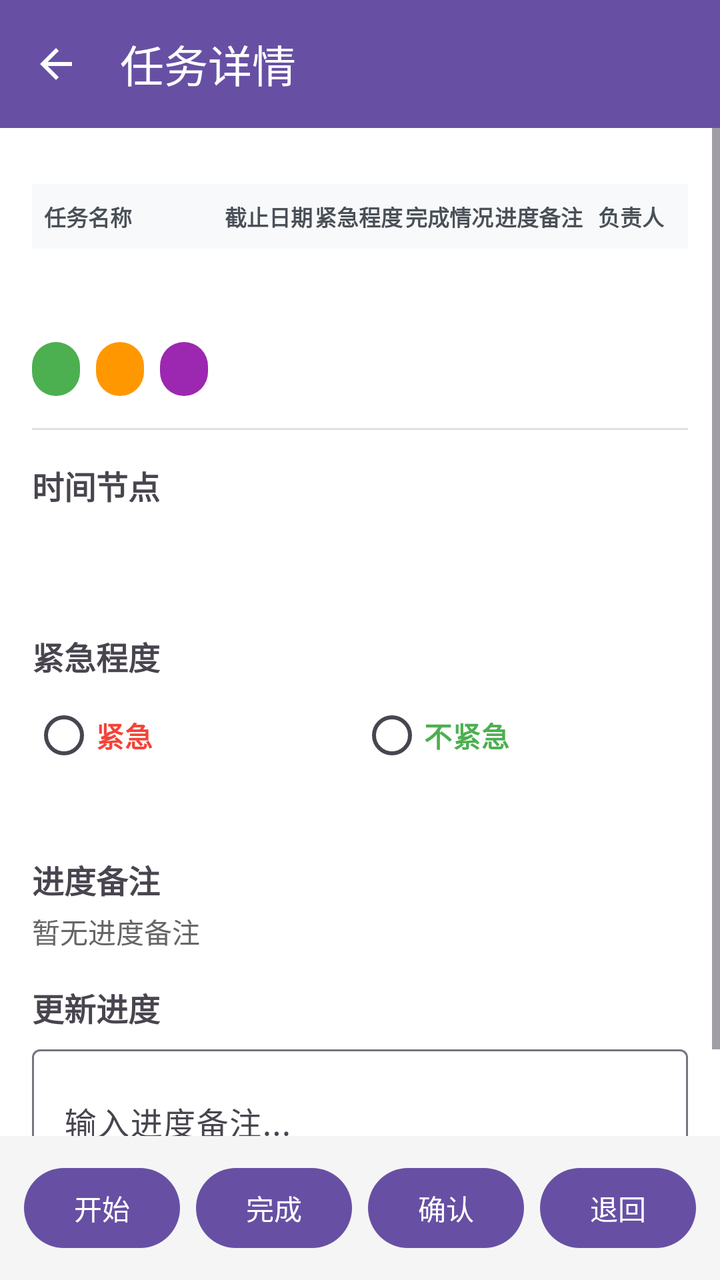
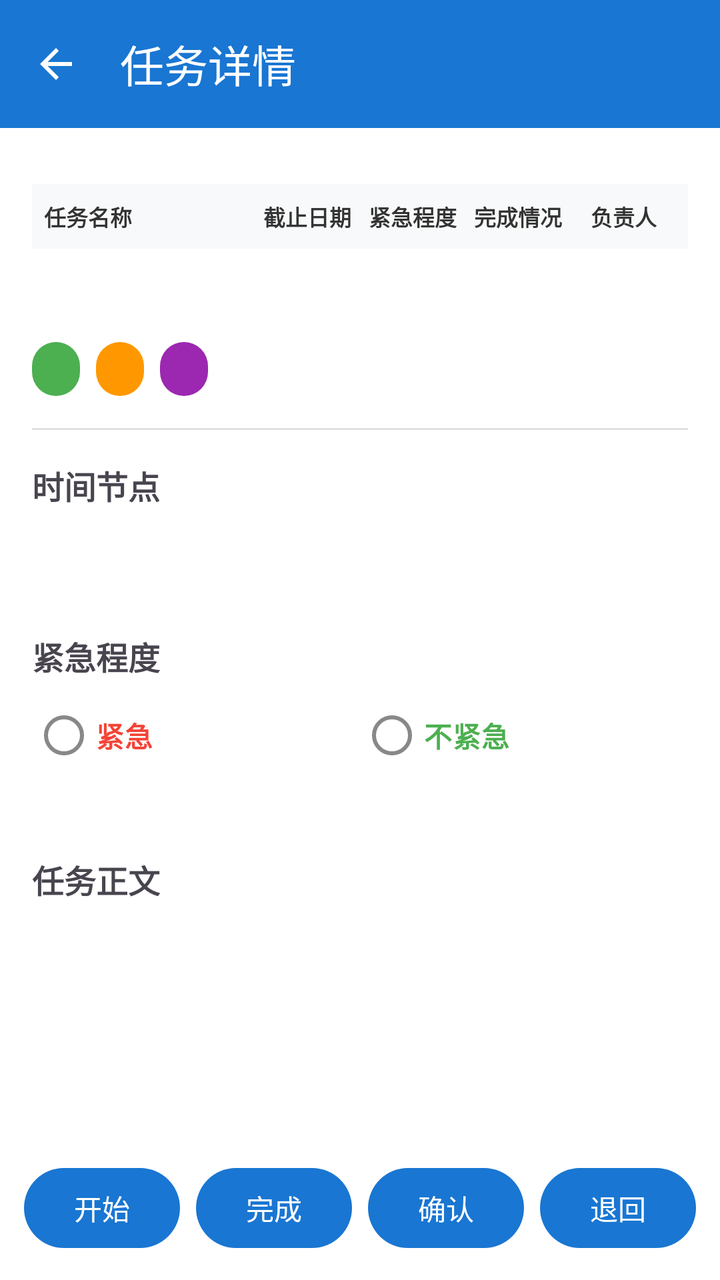

An Android layout rendered at two revisions. The XML below is the earlier revision; the diff shows what the commit changed to produce the second picture.
<!-- AndroidManifest.xml: application theme Theme.Project_Pandora -->
<!-- res/layout/activity_task_detail.xml -->
<?xml version="1.0" encoding="utf-8"?>
<layout xmlns:android="http://schemas.android.com/apk/res/android"
    xmlns:app="http://schemas.android.com/apk/res-auto">

    <data>

    </data>

    <androidx.constraintlayout.widget.ConstraintLayout
        android:layout_width="match_parent"
        android:layout_height="match_parent"
        android:background="@android:color/white">

        <com.google.android.material.appbar.MaterialToolbar
            android:id="@+id/toolbar"
            android:layout_width="match_parent"
            android:layout_height="wrap_content"
            android:background="?attr/colorPrimary"
            app:title="任务详情"
            app:titleTextColor="@android:color/white"
            app:navigationIcon="@drawable/ic_back"
            app:layout_constraintTop_toTopOf="parent" />

        <ScrollView
            android:layout_width="match_parent"
            android:layout_height="0dp"
            app:layout_constraintTop_toBottomOf="@id/toolbar"
            app:layout_constraintBottom_toTopOf="@id/bottomLayout">

            <LinearLayout
                android:layout_width="match_parent"
                android:layout_height="wrap_content"
                android:orientation="vertical"
                android:padding="16dp">

                <LinearLayout
                    android:layout_width="match_parent"
                    android:layout_height="wrap_content"
                    android:orientation="horizontal"
                    android:background="#f8f9fa"
                    android:paddingHorizontal="6dp"
                    android:paddingVertical="8dp"
                    android:weightSum="7"
                    android:layout_marginTop="12dp">

                    <TextView
                        android:layout_width="0dp"
                        android:layout_height="wrap_content"
                        android:layout_weight="2"
                        android:text="任务名称"
                        android:textSize="11sp"
                        android:textStyle="bold"
                        android:textColor="#495057" />

                    <TextView
                        android:layout_width="0dp"
                        android:layout_height="wrap_content"
                        android:layout_weight="1"
                        android:text="截止日期"
                        android:textSize="11sp"
                        android:textStyle="bold"
                        android:textColor="#495057"
                        android:gravity="center" />

                    <TextView
                        android:layout_width="0dp"
                        android:layout_height="wrap_content"
                        android:layout_weight="1"
                        android:text="紧急程度"
                        android:textSize="11sp"
                        android:textStyle="bold"
                        android:textColor="#495057"
                        android:gravity="center" />

                    <TextView
                        android:layout_width="0dp"
                        android:layout_height="wrap_content"
                        android:layout_weight="1"
                        android:text="完成情况"
                        android:textSize="11sp"
                        android:textStyle="bold"
                        android:textColor="#495057"
                        android:gravity="center" />

                    <TextView
                        android:layout_width="0dp"
                        android:layout_height="wrap_content"
                        android:layout_weight="1"
                        android:text="进度备注"
                        android:textSize="11sp"
                        android:textStyle="bold"
                        android:textColor="#495057" />

                    <TextView
                        android:layout_width="0dp"
                        android:layout_height="wrap_content"
                        android:layout_weight="1"
                        android:text="负责人"
                        android:textSize="11sp"
                        android:textStyle="bold"
                        android:textColor="#495057"
                        android:gravity="center" />

                </LinearLayout>

                <LinearLayout
                    android:layout_width="match_parent"
                    android:layout_height="wrap_content"
                    android:orientation="horizontal"
                    android:paddingHorizontal="6dp"
                    android:paddingVertical="8dp"
                    android:weightSum="7">

                    <TextView
                        android:id="@+id/textTaskName"
                        android:layout_width="0dp"
                        android:layout_height="wrap_content"
                        android:layout_weight="2"
                        android:textSize="13sp"
                        android:textStyle="bold"
                        android:textColor="#212529"
                        android:maxLines="2"
                        android:ellipsize="end" />

                    <TextView
                        android:id="@+id/textSummaryDeadline"
                        android:layout_width="0dp"
                        android:layout_height="wrap_content"
                        android:layout_weight="1"
                        android:textSize="11sp"
                        android:textColor="#6c757d"
                        android:gravity="center"
                        android:maxLines="1"
                        android:ellipsize="end" />

                    <TextView
                        android:id="@+id/textSummaryUrgency"
                        android:layout_width="0dp"
                        android:layout_height="wrap_content"
                        android:layout_weight="1"
                        android:textSize="11sp"
                        android:gravity="center"
                        android:textColor="@android:color/white"
                        android:paddingHorizontal="4dp"
                        android:paddingVertical="2dp" />

                    <TextView
                        android:id="@+id/textSummaryCompletion"
                        android:layout_width="0dp"
                        android:layout_height="wrap_content"
                        android:layout_weight="1"
                        android:textSize="11sp"
                        android:gravity="center"
                        android:textColor="@android:color/white"
                        android:paddingHorizontal="4dp"
                        android:paddingVertical="2dp" />

                    <TextView
                        android:id="@+id/textSummaryProgress"
                        android:layout_width="0dp"
                        android:layout_height="wrap_content"
                        android:layout_weight="1"
                        android:textSize="11sp"
                        android:textColor="#6c757d"
                        android:maxLines="2"
                        android:ellipsize="end" />

                    <TextView
                        android:id="@+id/textSummaryAssignee"
                        android:layout_width="0dp"
                        android:layout_height="wrap_content"
                        android:layout_weight="1"
                        android:textSize="10sp"
                        android:textColor="#6c757d"
                        android:gravity="center"
                        android:maxLines="2"
                        android:ellipsize="end" />

                </LinearLayout>


                <LinearLayout
                    android:layout_width="match_parent"
                    android:layout_height="wrap_content"
                    android:orientation="horizontal"
                    android:layout_marginTop="12dp">

                    <TextView
                        android:id="@+id/textStatus"
                        android:layout_width="wrap_content"
                        android:layout_height="wrap_content"
                        android:paddingHorizontal="12dp"
                        android:paddingVertical="4dp"
                        android:textSize="14sp"
                        android:background="@drawable/bg_status_tag"
                        android:textColor="@android:color/white" />

                    <TextView
                        android:id="@+id/textPriority"
                        android:layout_width="wrap_content"
                        android:layout_height="wrap_content"
                        android:layout_marginStart="8dp"
                        android:paddingHorizontal="12dp"
                        android:paddingVertical="4dp"
                        android:textSize="14sp"
                        android:background="@drawable/bg_priority_tag"
                        android:textColor="@android:color/white" />

                    <TextView
                        android:id="@+id/textQuadrant"
                        android:layout_width="wrap_content"
                        android:layout_height="wrap_content"
                        android:layout_marginStart="8dp"
                        android:paddingHorizontal="12dp"
                        android:paddingVertical="4dp"
                        android:textSize="14sp"
                        android:background="@drawable/bg_quadrant_tag"
                        android:textColor="@android:color/white" />

                </LinearLayout>

                <View
                    android:layout_width="match_parent"
                    android:layout_height="1dp"
                    android:layout_marginTop="16dp"
                    android:background="#E0E0E0" />

                <TextView
                    android:layout_width="wrap_content"
                    android:layout_height="wrap_content"
                    android:layout_marginTop="16dp"
                    android:text="时间节点"
                    android:textStyle="bold"
                    android:textSize="16sp" />

                <TextView
                    android:id="@+id/textStartTime"
                    android:layout_width="match_parent"
                    android:layout_height="wrap_content"
                    android:layout_marginTop="4dp"
                    android:textSize="14sp"
                    android:textColor="#666666" />

                <TextView
                    android:id="@+id/textEndTime"
                    android:layout_width="match_parent"
                    android:layout_height="wrap_content"
                    android:layout_marginTop="4dp"
                    android:textSize="14sp"
                    android:textColor="#666666" />

                <TextView
                    android:layout_width="wrap_content"
                    android:layout_height="wrap_content"
                    android:layout_marginTop="16dp"
                    android:text="紧急程度"
                    android:textStyle="bold"
                    android:textSize="16sp" />

                <RadioGroup
                    android:id="@+id/radioGroupUrgency"
                    android:layout_width="match_parent"
                    android:layout_height="wrap_content"
                    android:orientation="horizontal"
                    android:layout_marginTop="4dp">

                    <RadioButton
                        android:id="@+id/radioUrgencyUrgent"
                        android:layout_width="0dp"
                        android:layout_height="wrap_content"
                        android:layout_weight="1"
                        android:text="紧急"
                        android:textSize="14sp"
                        android:textColor="#F44336"
                        android:textStyle="bold"
                        android:paddingVertical="8dp" />

                    <RadioButton
                        android:id="@+id/radioUrgencyNotUrgent"
                        android:layout_width="0dp"
                        android:layout_height="wrap_content"
                        android:layout_weight="1"
                        android:text="不紧急"
                        android:textSize="14sp"
                        android:textColor="#4CAF50"
                        android:textStyle="bold"
                        android:paddingVertical="8dp" />

                </RadioGroup>

                <TextView
                    android:id="@+id/textUrgencyHint"
                    android:layout_width="match_parent"
                    android:layout_height="wrap_content"
                    android:layout_marginTop="4dp"
                    android:textSize="12sp"
                    android:textColor="#888888" />

                <TextView
                    android:layout_width="wrap_content"
                    android:layout_height="wrap_content"
                    android:layout_marginTop="16dp"
                    android:text="进度备注"
                    android:textStyle="bold"
                    android:textSize="16sp" />

                <TextView
                    android:id="@+id/textProgressNote"
                    android:layout_width="match_parent"
                    android:layout_height="wrap_content"
                    android:layout_marginTop="4dp"
                    android:textSize="14sp"
                    android:textColor="#666666"
                    android:text="暂无进度备注" />

                <TextView
                    android:layout_width="wrap_content"
                    android:layout_height="wrap_content"
                    android:layout_marginTop="16dp"
                    android:text="更新进度"
                    android:textStyle="bold"
                    android:textSize="16sp" />

                <com.google.android.material.textfield.TextInputLayout
                    android:layout_width="match_parent"
                    android:layout_height="wrap_content"
                    android:layout_marginTop="4dp"
                    app:boxStrokeWidth="1dp">

                    <com.google.android.material.textfield.TextInputEditText
                        android:id="@+id/editProgressNote"
                        android:layout_width="match_parent"
                        android:layout_height="wrap_content"
                        android:hint="输入进度备注..."
                        android:inputType="textMultiLine"
                        android:minLines="2" />

                </com.google.android.material.textfield.TextInputLayout>

            </LinearLayout>

        </ScrollView>

        <LinearLayout
            android:id="@+id/bottomLayout"
            android:layout_width="match_parent"
            android:layout_height="wrap_content"
            android:orientation="horizontal"
            android:padding="8dp"
            android:background="#F5F5F5"
            app:layout_constraintBottom_toBottomOf="parent">

            <com.google.android.material.button.MaterialButton
                android:id="@+id/btnStart"
                android:layout_width="0dp"
                android:layout_height="wrap_content"
                android:layout_weight="1"
                android:layout_margin="4dp"
                android:text="开始"
                android:textSize="14sp" />

            <com.google.android.material.button.MaterialButton
                android:id="@+id/btnComplete"
                android:layout_width="0dp"
                android:layout_height="wrap_content"
                android:layout_weight="1"
                android:layout_margin="4dp"
                android:text="完成"
                android:textSize="14sp" />

            <com.google.android.material.button.MaterialButton
                android:id="@+id/btnConfirm"
                android:layout_width="0dp"
                android:layout_height="wrap_content"
                android:layout_weight="1"
                android:layout_margin="4dp"
                android:text="确认"
                android:textSize="14sp" />

            <com.google.android.material.button.MaterialButton
                android:id="@+id/btnReject"
                android:layout_width="0dp"
                android:layout_height="wrap_content"
                android:layout_weight="1"
                android:layout_margin="4dp"
                android:text="退回"
                android:textSize="14sp" />

            <com.google.android.material.button.MaterialButton
                android:id="@+id/btnDelete"
                android:layout_width="0dp"
                android:layout_height="wrap_content"
                android:layout_weight="1"
                android:layout_margin="4dp"
                android:text="删除"
                android:textSize="14sp"
                android:backgroundTint="#F44336"
                android:visibility="gone" />

        </LinearLayout>

        <ProgressBar
            android:id="@+id/progressBar"
            android:layout_width="wrap_content"
            android:layout_height="wrap_content"
            android:visibility="gone"
            app:layout_constraintTop_toTopOf="parent"
            app:layout_constraintBottom_toBottomOf="parent"
            app:layout_constraintStart_toStartOf="parent"
            app:layout_constraintEnd_toEndOf="parent" />

    </androidx.constraintlayout.widget.ConstraintLayout>
</layout>
<!-- resources referenced by this layout -->
<resources>
  <!-- drawable bg_priority_tag (drawable) -->
  <?xml version="1.0" encoding="utf-8"?>
  <shape xmlns:android="http://schemas.android.com/apk/res/android"
      android:shape="rectangle">
      <solid android:color="#FF9800" />
      <corners android:radius="12dp" />
  </shape>
  <!-- drawable bg_quadrant_tag (drawable) -->
  <?xml version="1.0" encoding="utf-8"?>
  <shape xmlns:android="http://schemas.android.com/apk/res/android"
      android:shape="rectangle">
      <solid android:color="#9C27B0" />
      <corners android:radius="12dp" />
  </shape>
  <!-- drawable bg_status_tag (drawable) -->
  <?xml version="1.0" encoding="utf-8"?>
  <shape xmlns:android="http://schemas.android.com/apk/res/android"
      android:shape="rectangle">
      <solid android:color="#4CAF50" />
      <corners android:radius="12dp" />
  </shape>
  <!-- drawable ic_back (drawable) -->
  <vector xmlns:android="http://schemas.android.com/apk/res/android"
      android:width="24dp"
      android:height="24dp"
      android:viewportWidth="24"
      android:viewportHeight="24"
      android:tint="?attr/colorOnPrimary">
      <path
          android:fillColor="@android:color/white"
          android:pathData="M20,11H7.83l5.59,-5.59L12,4l-8,8 8,8 1.41,-1.41L7.83,13H20v-2z" />
  </vector>
  <style name="Theme.Project_Pandora" parent="Base.Theme.Project_Pandora" />
  <style name="Base.Theme.Project_Pandora" parent="Theme.Material3.DayNight.NoActionBar">
          
          
      </style>
</resources>

<!-- the commit's change to res/layout/activity_task_detail.xml (unified diff, before → after) -->
@@ -9,7 +9,7 @@
     <androidx.constraintlayout.widget.ConstraintLayout
         android:layout_width="match_parent"
         android:layout_height="match_parent"
-        android:background="@android:color/white">
+        android:background="?attr/colorSurface">
 
         <com.google.android.material.appbar.MaterialToolbar
             android:id="@+id/toolbar"
@@ -40,7 +40,7 @@
                     android:background="#f8f9fa"
                     android:paddingHorizontal="6dp"
                     android:paddingVertical="8dp"
-                    android:weightSum="7"
+                    android:weightSum="6"
                     android:layout_marginTop="12dp">
 
                     <TextView
@@ -50,7 +50,7 @@
                         android:text="任务名称"
                         android:textSize="11sp"
                         android:textStyle="bold"
-                        android:textColor="#495057" />
+                        android:textColor="@color/color_text_primary" />
 
                     <TextView
                         android:layout_width="0dp"
@@ -59,7 +59,7 @@
                         android:text="截止日期"
                         android:textSize="11sp"
                         android:textStyle="bold"
-                        android:textColor="#495057"
+                        android:textColor="@color/color_text_primary"
                         android:gravity="center" />
 
                     <TextView
@@ -69,7 +69,7 @@
                         android:text="紧急程度"
                         android:textSize="11sp"
                         android:textStyle="bold"
-                        android:textColor="#495057"
+                        android:textColor="@color/color_text_primary"
                         android:gravity="center" />
 
                     <TextView
@@ -79,18 +79,10 @@
                         android:text="完成情况"
                         android:textSize="11sp"
                         android:textStyle="bold"
-                        android:textColor="#495057"
+                        android:textColor="@color/color_text_primary"
                         android:gravity="center" />
 
-                    <TextView
-                        android:layout_width="0dp"
-                        android:layout_height="wrap_content"
-                        android:layout_weight="1"
-                        android:text="进度备注"
-                        android:textSize="11sp"
-                        android:textStyle="bold"
-                        android:textColor="#495057" />
-
+                    
                     <TextView
                         android:layout_width="0dp"
                         android:layout_height="wrap_content"
@@ -98,7 +90,7 @@
                         android:text="负责人"
                         android:textSize="11sp"
                         android:textStyle="bold"
-                        android:textColor="#495057"
+                        android:textColor="@color/color_text_primary"
                         android:gravity="center" />
 
                 </LinearLayout>
@@ -109,7 +101,7 @@
                     android:orientation="horizontal"
                     android:paddingHorizontal="6dp"
                     android:paddingVertical="8dp"
-                    android:weightSum="7">
+                    android:weightSum="6">
 
                     <TextView
                         android:id="@+id/textTaskName"
@@ -118,7 +110,7 @@
                         android:layout_weight="2"
                         android:textSize="13sp"
                         android:textStyle="bold"
-                        android:textColor="#212529"
+                        android:textColor="@color/color_text_primary"
                         android:maxLines="2"
                         android:ellipsize="end" />
 
@@ -128,7 +120,7 @@
                         android:layout_height="wrap_content"
                         android:layout_weight="1"
                         android:textSize="11sp"
-                        android:textColor="#6c757d"
+                        android:textColor="@color/color_text_secondary"
                         android:gravity="center"
                         android:maxLines="1"
                         android:ellipsize="end" />
@@ -155,23 +147,14 @@
                         android:paddingHorizontal="4dp"
                         android:paddingVertical="2dp" />
 
-                    <TextView
-                        android:id="@+id/textSummaryProgress"
-                        android:layout_width="0dp"
-                        android:layout_height="wrap_content"
-                        android:layout_weight="1"
-                        android:textSize="11sp"
-                        android:textColor="#6c757d"
-                        android:maxLines="2"
-                        android:ellipsize="end" />
-
+                    
                     <TextView
                         android:id="@+id/textSummaryAssignee"
                         android:layout_width="0dp"
                         android:layout_height="wrap_content"
                         android:layout_weight="1"
                         android:textSize="10sp"
-                        android:textColor="#6c757d"
+                        android:textColor="@color/color_text_secondary"
                         android:gravity="center"
                         android:maxLines="2"
                         android:ellipsize="end" />
@@ -239,7 +222,7 @@
                     android:layout_height="wrap_content"
                     android:layout_marginTop="4dp"
                     android:textSize="14sp"
-                    android:textColor="#666666" />
+                    android:textColor="@color/color_text_secondary" />
 
                 <TextView
                     android:id="@+id/textEndTime"
@@ -247,7 +230,7 @@
                     android:layout_height="wrap_content"
                     android:layout_marginTop="4dp"
                     android:textSize="14sp"
-                    android:textColor="#666666" />
+                    android:textColor="@color/color_text_secondary" />
 
                 <TextView
                     android:layout_width="wrap_content"
@@ -294,48 +277,26 @@
                     android:layout_height="wrap_content"
                     android:layout_marginTop="4dp"
                     android:textSize="12sp"
-                    android:textColor="#888888" />
-
+                    android:textColor="@color/color_text_secondary" />
+
+                
+
+                
                 <TextView
                     android:layout_width="wrap_content"
                     android:layout_height="wrap_content"
                     android:layout_marginTop="16dp"
-                    android:text="进度备注"
+                    android:text="@string/task_content_label"
                     android:textStyle="bold"
                     android:textSize="16sp" />
 
                 <TextView
-                    android:id="@+id/textProgressNote"
+                    android:id="@+id/textTaskContent"
                     android:layout_width="match_parent"
                     android:layout_height="wrap_content"
                     android:layout_marginTop="4dp"
                     android:textSize="14sp"
-                    android:textColor="#666666"
-                    android:text="暂无进度备注" />
-
-                <TextView
-                    android:layout_width="wrap_content"
-                    android:layout_height="wrap_content"
-                    android:layout_marginTop="16dp"
-                    android:text="更新进度"
-                    android:textStyle="bold"
-                    android:textSize="16sp" />
-
-                <com.google.android.material.textfield.TextInputLayout
-                    android:layout_width="match_parent"
-                    android:layout_height="wrap_content"
-                    android:layout_marginTop="4dp"
-                    app:boxStrokeWidth="1dp">
-
-                    <com.google.android.material.textfield.TextInputEditText
-                        android:id="@+id/editProgressNote"
-                        android:layout_width="match_parent"
-                        android:layout_height="wrap_content"
-                        android:hint="输入进度备注..."
-                        android:inputType="textMultiLine"
-                        android:minLines="2" />
-
-                </com.google.android.material.textfield.TextInputLayout>
+                    android:textColor="@color/color_text_primary" />
 
             </LinearLayout>
 
@@ -347,7 +308,7 @@
             android:layout_height="wrap_content"
             android:orientation="horizontal"
             android:padding="8dp"
-            android:background="#F5F5F5"
+            android:background="@color/color_bg_page"
             app:layout_constraintBottom_toBottomOf="parent">
 
             <com.google.android.material.button.MaterialButton
@@ -358,6 +319,17 @@
                 android:layout_margin="4dp"
                 android:text="开始"
                 android:textSize="14sp" />
+
+            
+            <com.google.android.material.button.MaterialButton
+                android:id="@+id/btnReopen"
+                android:layout_width="0dp"
+                android:layout_height="wrap_content"
+                android:layout_weight="1"
+                android:layout_margin="4dp"
+                android:text="@string/btn_reopen_task"
+                android:textSize="14sp"
+                android:visibility="gone" />
 
             <com.google.android.material.button.MaterialButton
                 android:id="@+id/btnComplete"
<!-- resource entries referenced after the edit -->
@@ -1,5 +1,8 @@
 <!-- resources referenced by this layout -->
 <resources>
+  <color name="color_bg_page">#FFFFFFFF</color>
+  <color name="color_text_primary">#FF333333</color>
+  <color name="color_text_secondary">#FF888888</color>
   <!-- drawable bg_priority_tag (drawable) -->
   <?xml version="1.0" encoding="utf-8"?>
   <shape xmlns:android="http://schemas.android.com/apk/res/android"
@@ -32,10 +35,21 @@
           android:fillColor="@android:color/white"
           android:pathData="M20,11H7.83l5.59,-5.59L12,4l-8,8 8,8 1.41,-1.41L7.83,13H20v-2z" />
   </vector>
+  <string name="btn_reopen_task">切回未完成</string>
+  <string name="task_content_label">任务正文</string>
   <style name="Theme.Project_Pandora" parent="Base.Theme.Project_Pandora" />
   <style name="Base.Theme.Project_Pandora" parent="Theme.Material3.DayNight.NoActionBar">
           
-          
+          <item name="colorPrimary">@color/color_calendar_today</item>
+          <item name="colorOnPrimary">@color/white</item>
+          <item name="colorSurface">@color/color_bg_page</item>
+          <item name="colorOnSurface">@color/color_text_primary</item>
+          <item name="colorOnSurfaceVariant">@color/color_text_secondary</item>
+          <item name="android:colorBackground">@color/color_bg_page</item>
+          <item name="android:textColorPrimary">@color/color_text_primary</item>
+          <item name="android:textColorSecondary">@color/color_text_secondary</item>
       </style>
+  <color name="color_calendar_today">#FF1976D2</color>
+  <color name="white">#FFFFFFFF</color>
 </resources>
 
